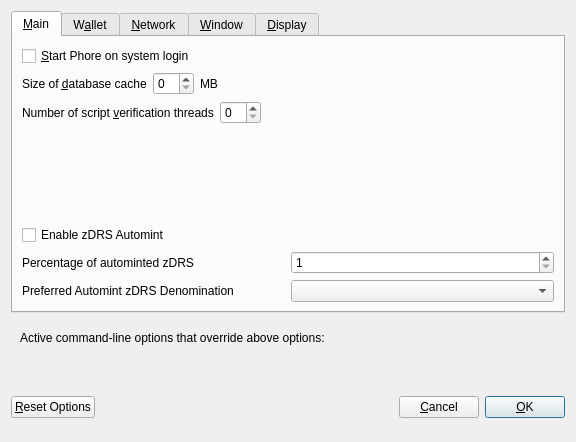
Before: the Qt Designer form src/qt/forms/optionsdialog.ui in clipperrrrrrr/Rupee, drawn with Qt 5.
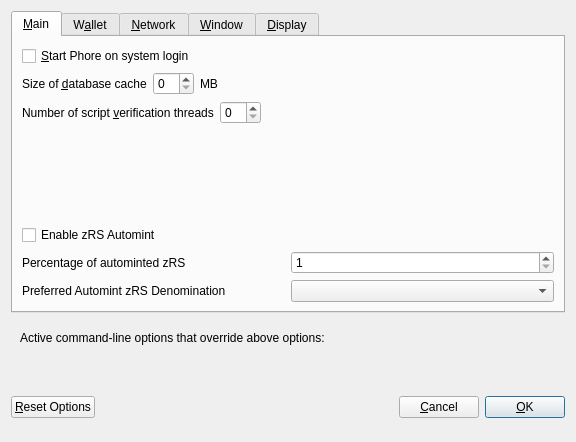
After: the same form once the commit is applied. The open tabs and pages were chosen to show the change. Custom widgets are drawn as their Qt base class.

Diff of the .ui file:
```diff
--- a/src/qt/forms/optionsdialog.ui
+++ b/src/qt/forms/optionsdialog.ui
@@ -139,7 +139,7 @@
           <enum>Qt::LeftToRight</enum>
          </property>
          <property name="text">
-          <string>Enable zDRS Automint</string>
+          <string>Enable zRS Automint</string>
          </property>
         </widget>
        </item>
@@ -151,7 +151,7 @@
             <string>Percentage of incoming DRS which get automatically converted to zDRS via Zerocoin Protocol (min: 10%)</string>
            </property>
            <property name="text">
-            <string>Percentage of autominted zDRS</string>
+            <string>Percentage of autominted zRS</string>
            </property>
           </widget>
          </item>
@@ -184,7 +184,7 @@
             <string>Wait with automatic conversion to Zerocoin until enough DRS for this denomination is available</string>
            </property>
            <property name="text">
-            <string>Preferred Automint zDRS Denomination</string>
+            <string>Preferred Automint zRS Denomination</string>
            </property>
           </widget>
          </item>
```
Left out of the diff: 6 changed lines with no effect on the pictures.
